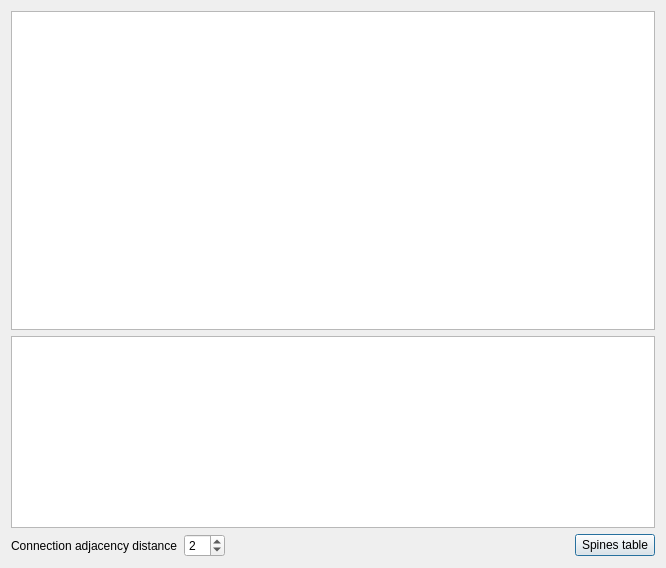
The window that App/Dialogs/SkeletonInspector/SkeletonInspector.ui (FelixdelasPozas/EspINA) describes before a commit, drawn with Qt 5.
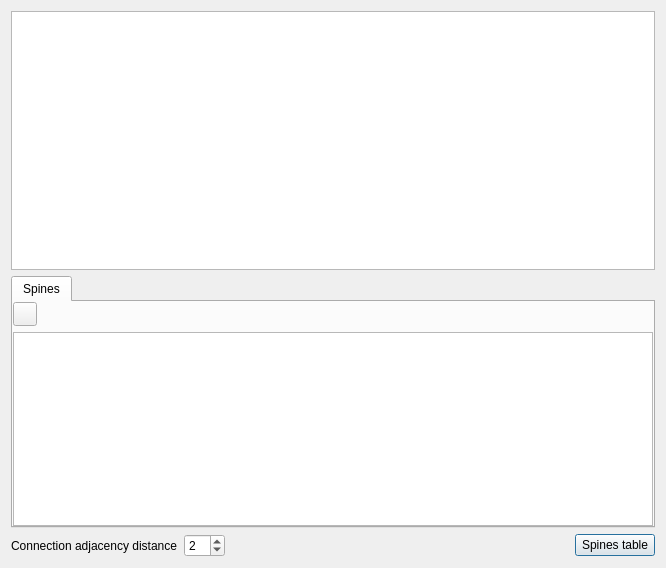
The same window after the commit. Icons and pictures are not drawn. Custom widgets are drawn as their Qt base class.

Commit message:
Make the table of skeleton inspector similar in UI to the tabular report ones.
- Changed UI of the table in skeleton inspector to look similar to the tabular reports.
- Save skeleton inspector table data to disk in CSV and XLS formats.
- Save skeleton inspector table state to settings and restore it on opening a new inspector.

```diff
--- a/App/Dialogs/SkeletonInspector/SkeletonInspector.ui
+++ b/App/Dialogs/SkeletonInspector/SkeletonInspector.ui
@@ -53,7 +53,72 @@
     </widget>
    </item>
    <item>
-    <widget class="QTableWidget" name="m_table"/>
+    <widget class="QTabWidget" name="m_tabWidget">
+     <property name="currentIndex">
+      <number>0</number>
+     </property>
+     <widget class="QWidget" name="tab">
+      <attribute name="title">
+       <string>Spines</string>
+      </attribute>
+      <layout class="QVBoxLayout" name="verticalLayout_2">
+       <property name="margin">
+        <number>0</number>
+       </property>
+       <item>
+        <layout class="QHBoxLayout" name="horizontalLayout_2">
+         <item>
+          <widget class="QToolButton" name="m_saveButton">
+           <property name="minimumSize">
+            <size>
+             <width>24</width>
+             <height>24</height>
+            </size>
+           </property>
+           <property name="maximumSize">
+            <size>
+             <width>24</width>
+             <height>24</height>
+            </size>
+           </property>
+           <property name="toolTip">
+            <string>Save table data to disk...</string>
+           </property>
+           <property name="statusTip">
+            <string>Save table data to disk...</string>
+           </property>
+           <property name="text">
+            <string/>
+           </property>
+           <property name="iconSize">
+            <size>
+             <width>20</width>
+             <height>20</height>
+            </size>
+           </property>
+          </widget>
+         </item>
+         <item>
+          <spacer name="horizontalSpacer_2">
+           <property name="orientation">
+            <enum>Qt::Horizontal</enum>
+           </property>
+           <property name="sizeHint" stdset="0">
+            <size>
+             <width>40</width>
+             <height>20</height>
+            </size>
+           </property>
+          </spacer>
+         </item>
+        </layout>
+       </item>
+       <item>
+        <widget class="QTableWidget" name="m_table"/>
+       </item>
+      </layout>
+     </widget>
+    </widget>
    </item>
    <item>
     <layout class="QHBoxLayout" name="horizontalLayout">
```
The commit also changes 2 other files.
